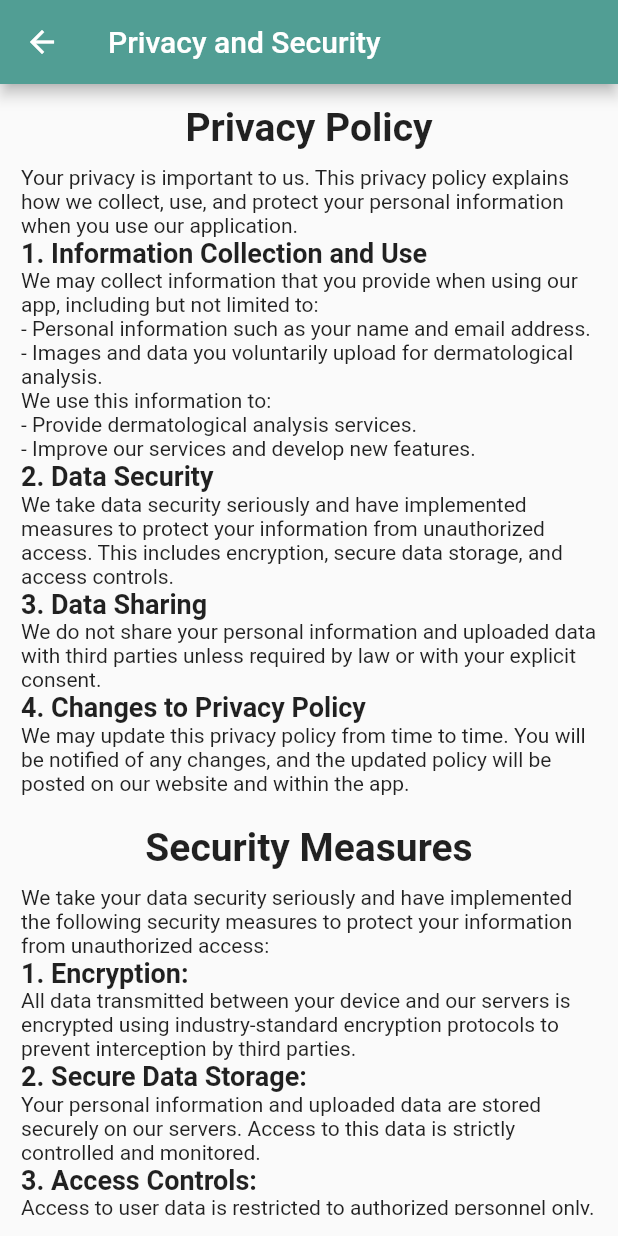
After one commit to mara7abumwais/SkinScanAppProject, a Flutter app: the PrivacyAndSecurityPage screen opened by its route, on a phone screen of 412 x 824 dp. The commit adds this screen. Run offline on Flutter 3.47's test engine with Material 2 defaults, Android fonts, the phone set to English and light mode, and no system bars; our stand-ins replace animated_text_kit, babstrap_settings_screen, cloud_firestore, email_validator, firebase_auth, firebase_core and 4 more; missing offline and left inert: mailer; accounts and stored records are empty.

Commit message:
contact us

```diff
--- a/lib/aboutUs.dart
+++ b/lib/aboutUs.dart
@@ -14,6 +14,7 @@ class AboutUsPage extends StatelessWidget {
         ),
         body: Padding(
           padding:  EdgeInsets.all(16.0),
+          child: SingleChildScrollView(
             child: Column(
               crossAxisAlignment: CrossAxisAlignment.start,
               children: <Widget>[
@@ -42,9 +43,19 @@ class AboutUsPage extends StatelessWidget {
                 ),
                 SizedBox(height: 10),
                 const Text(
-                'Our mission is to empower individuals to take control of their skin health. '
-                    'SkinScan app aims to provide accessible and accurate skin scan results to '
-                    'users, promoting early detection and timely care for dermatological conditions.',
+                  "Our mobile application, developed by a team of students at Arab American University,"
+                      " marks a significant milestone in dermatological care. Marah Abumwais, our talented backend developer,"
+                      " and Roba Abu Farha and Dalal Zakarneh, our skilled front-end developers, have put their expertise and passion into"
+                      " creating a cutting-edge solution for dermatoses diagnosis "
+                      "As students at Arab American University, this project is the culmination of our senior project, "
+                      "representing our commitment to making a positive impact in the healthcare field. Our app harnesses the power of AI technology to offer "
+                      "a precise and efficient diagnosis of dermatoses through a mobile device and an internet connection. "
+                      "It is our mission to enhance accessibility to dermatological care, ensuring that individuals worldwide "
+                      "can take control of their skin health and receive the guidance they need, no matter where they are."
+                      "While our app is a valuable tool, it's important to emphasize that it is not a replacement for"
+                      " a professional medical diagnosis. Users should always consult a dermatologist or a qualified healthcare provider"
+                      " if they have health concerns."
+                      "Join us on our journey to redefine dermatological care and bring about positive change in the lives of individuals everywhere.",
                   style: TextStyle(fontSize: 15),
                 ),
                 SizedBox(height: 40),
@@ -62,6 +73,7 @@ class AboutUsPage extends StatelessWidget {
                 )
               ],
             ),
+          )
         ),
       ),
     );
--- a/lib/main.dart
+++ b/lib/main.dart
@@ -4,6 +4,7 @@ import 'package:firstseniorproject/aboutUs.dart';
 import 'package:firstseniorproject/contactUs.dart';
 import 'package:firstseniorproject/editProfile.dart';
 import 'package:firstseniorproject/myAnimation.dart';
+import 'package:firstseniorproject/privacyAndSecurity.dart';
 import 'package:firstseniorproject/services/firebase_options.dart';
 import 'package:firstseniorproject/changePassword.dart';
 import 'package:firstseniorproject/clinics.dart';
@@ -66,9 +67,10 @@ class MyApp extends StatelessWidget {
         '/clinics':(BuildContext ctx) => Clinics(),
         '/profile':(BuildContext ctx) => Profile(),
         '/editProfile':(BuildContext ctx) => EditProfile(),
-        '/contactUs':(BuildContext ctx)=> ContactUsPage(),
+        '/contactUs':(BuildContext ctx)=> ContactUsApp(),
         '/aboutUs':(BuildContext ctx)=> const AboutUsPage(),
         '/verify':(BuildContext ctx)=>  VerifyScreen(),
+        '/privacyAndSecurity':(BuildContext ctx)=> PrivacyAndSecurityPage(),
       },
     );
   }
--- /dev/null
+++ b/lib/privacyAndSecurity.dart
@@ -0,0 +1,151 @@
+import 'package:flutter/material.dart';
+
+
+class PrivacyAndSecurityPage extends StatelessWidget {
+  const PrivacyAndSecurityPage({super.key});
+
+  @override
+  Widget build(BuildContext context) {
+    return Scaffold(
+      appBar: AppBar(
+        title: Text('Privacy and Security'),
+        backgroundColor: Color(0xff519e94), // Your app's color
+      ),
+      body: const Padding(
+        padding: const EdgeInsets.all(14.0),
+        child: SingleChildScrollView(
+          child: Column(
+            crossAxisAlignment: CrossAxisAlignment.start,
+            children: <Widget>[
+              Center(
+                child: Text(
+                  'Privacy Policy',
+                  style: TextStyle(
+                    fontSize: 26,
+                    fontWeight: FontWeight.bold,
+                  ),
+                ),
+              ),
+              SizedBox(height: 10),
+              Text(
+                'Your privacy is important to us. This privacy policy explains how we collect, use, and protect your personal information when you use our application.',
+                style: TextStyle(fontSize: 14),
+              ),
+              Text(
+                '1. Information Collection and Use',
+                style: TextStyle(
+                  fontSize: 18,
+                  fontWeight: FontWeight.bold,
+                ),
+              ),
+              Text(
+                'We may collect information that you provide when using our app, including but not limited to:',
+                style: TextStyle(fontSize: 14),
+              ),
+              Text(
+                '- Personal information such as your name and email address.',
+                style: TextStyle(fontSize: 14),
+              ),
+              Text(
+                '- Images and data you voluntarily upload for dermatological analysis.',
+                style: TextStyle(fontSize: 14),
+              ),
+              Text(
+                'We use this information to:',
+                style: TextStyle(fontSize: 14),
+              ),
+              Text(
+                '- Provide dermatological analysis services.',
+                style: TextStyle(fontSize: 14),
+              ),
+              Text(
+                '- Improve our services and develop new features.',
+                style: TextStyle(fontSize: 14),
+              ),
+              Text(
+                '2. Data Security',
+                style: TextStyle(
+                  fontSize: 18,
+                  fontWeight: FontWeight.bold,
+                ),
+              ),
+              Text(
+                'We take data security seriously and have implemented measures to protect your information from unauthorized access. This includes encryption, secure data storage, and access controls.',
+                style: TextStyle(fontSize: 14),
+              ),
+              Text(
+                '3. Data Sharing',
+                style: TextStyle(
+                  fontSize: 18,
+                  fontWeight: FontWeight.bold,
+                ),
+              ),
+              Text(
+                'We do not share your personal information and uploaded data with third parties unless required by law or with your explicit consent.',
+                style: TextStyle(fontSize: 14),
+              ),
+              Text(
+                '4. Changes to Privacy Policy',
+                style: TextStyle(
+                  fontSize: 18,
+                  fontWeight: FontWeight.bold,
+                ),
+              ),
+              Text(
+                'We may update this privacy policy from time to time. You will be notified of any changes, and the updated policy will be posted on our website and within the app.',
+                style: TextStyle(fontSize: 14),
+              ),
+              SizedBox(height: 20),
+              Center(
+                child: Text(
+                  'Security Measures',
+                  style: TextStyle(
+                    fontSize: 26,
+                    fontWeight: FontWeight.bold,
+                  ),
+                ),
+              ),
+              SizedBox(height: 10),
+              Text(
+                'We take your data security seriously and have implemented the following security measures to protect your information from unauthorized access:',
+                style: TextStyle(fontSize: 14),
+              ),
+              Text(
+                '1. Encryption:',
+                style: TextStyle(fontSize: 18, fontWeight: FontWeight.bold),
+              ),
+              Text(
+                'All data transmitted between your device and our servers is encrypted using industry-standard encryption protocols to prevent interception by third parties.',
+                style: TextStyle(fontSize: 14),
+              ),
+              Text(
+                '2. Secure Data Storage:',
+                style: TextStyle(fontSize: 18, fontWeight: FontWeight.bold),
+              ),
+              Text(
+                'Your personal information and uploaded data are stored securely on our servers. Access to this data is strictly controlled and monitored.',
+                style: TextStyle(fontSize: 14),
+              ),
+              Text(
+                '3. Access Controls:',
+                style: TextStyle(fontSize: 18, fontWeight: FontWeight.bold),
+              ),
+              Text(
+                'Access to user data is restricted to authorized personnel only. Our team undergoes regular security training to ensure the safety of your information.',
+                style: TextStyle(fontSize: 14),
+              ),
+              Text(
+                '4. Data Retention Policy:',
+                style: TextStyle(fontSize: 18, fontWeight: FontWeight.bold),
+              ),
+              Text(
+                'We retain your data only for as long as necessary to provide our services. When your data is no longer needed, it is securely deleted.',
+                style: TextStyle(fontSize: 14),
+              ),
+            ],
+          ),
+        ),
+      ),
+    );
+  }
+}
--- a/lib/scan.dart
+++ b/lib/scan.dart
@@ -128,9 +128,8 @@ class _CameraWidgetState extends State<CameraWidget> {
                                     child: Column(
                                       children: <Widget>[
                                         Text(
-                                          'By Choosing to scan this image,'
-                                          'you agree to our privacy and security policies.'
-                                              'We take the security and privacy of your data seriously.',
+                                          "By choosing to scan this image, you agree to our privacy and security policies."
+                                        ' We pledge to protect your image and use it solely for the purpose of examining the disease. Your privacy and data security are of utmost importance to us.',
                                         style: TextStyle(fontSize: 14),),
 
                                       ],
--- a/lib/settings.dart
+++ b/lib/settings.dart
@@ -89,6 +89,7 @@ class _SettingsState extends State<Settings> {
                       backgroundColor: Color(0xff519e94),
                     ),
                     title: 'Edit your profile',
+                    subtitle: "Edite your information",
                   ),
                   SettingsItem(
                     onTap: () {
@@ -105,32 +106,7 @@ class _SettingsState extends State<Settings> {
                       backgroundColor: Color(0xff519e94),
                     ),
                     title: 'Clinics',
-                  ),
-                  SettingsItem(
-                    onTap: () {
-                      Navigator.pushNamed(context, '/contactUs');
-                    },
-                    icons: Icons.fingerprint,
-                    iconStyle: IconStyle(
-                      iconsColor: Colors.white,
-                      withBackground: true,
-                      backgroundColor: Color(0xff519e94),
-                    ),
-                    title: 'Contact us',
-                  ),
-                  SettingsItem(
-                    onTap: () {
-                      setState(() {
-                        Navigator.pushNamed(context, '/createPassword');
-                      });
-                    },
-                    icons: Icons.lock_outline_sharp,
-                    iconStyle: IconStyle(
-                      iconsColor: Colors.white,
-                      withBackground: true,
-                      backgroundColor: Color(0xff519e94),
-                    ),
-                    title: 'Change password',
+                    subtitle: "Browse clinics in your city",
                   ),
                   SettingsItem(
                     onTap: () {},
@@ -149,9 +125,37 @@ class _SettingsState extends State<Settings> {
                   ),
                   SettingsItem(
                     onTap: () {
+                      Navigator.pushNamed(context, '/contactUs');
+                    },
+                    icons: Icons.contact_phone_rounded,
+                    iconStyle: IconStyle(
+                      iconsColor: Colors.white,
+                      withBackground: true,
+                      backgroundColor: Color(0xff519e94),
+                    ),
+                    title: 'Contact us',
+                    subtitle: "Contact with the technical support team",
+                  ),
+                  SettingsItem(
+                    onTap: () {
+                      setState(() {
+                        Navigator.pushNamed(context, '/privacyAndSecurity');
+                      });
+                    },
+                    icons: Icons.privacy_tip,
+                    iconStyle: IconStyle(
+                      iconsColor: Colors.white,
+                      withBackground: true,
+                      backgroundColor: Color(0xff519e94),
+                    ),
+                    title: 'Privacy and Security',
+                    subtitle: "Read our privacy and security information",
+                  ),
+                  SettingsItem(
+                    onTap: () {
                       Navigator.pushNamed(context, '/aboutUs');
                     },
-                    icons: Icons.info_rounded,
+                    icons: Icons.account_box_outlined,
                     iconStyle: IconStyle(
                       backgroundColor: Color(0xff519e94),
                     ),
--- a/pubspec.yaml
+++ b/pubspec.yaml
@@ -51,6 +51,7 @@ dependencies:
   flutter_markdown: ^0.6.18
   mailer: ^6.0.1
   intl: ^0.18.1
+  flutter_mailer: ^2.1.1
 
 dev_dependencies:
   flutter_test:
```
Also changed, not shown: lib/clinics.dart (+7 -9 lines), lib/contactUs.dart (+44 -18 lines), pubspec.lock. Lines whose indentation alone changed are shown as unchanged.
